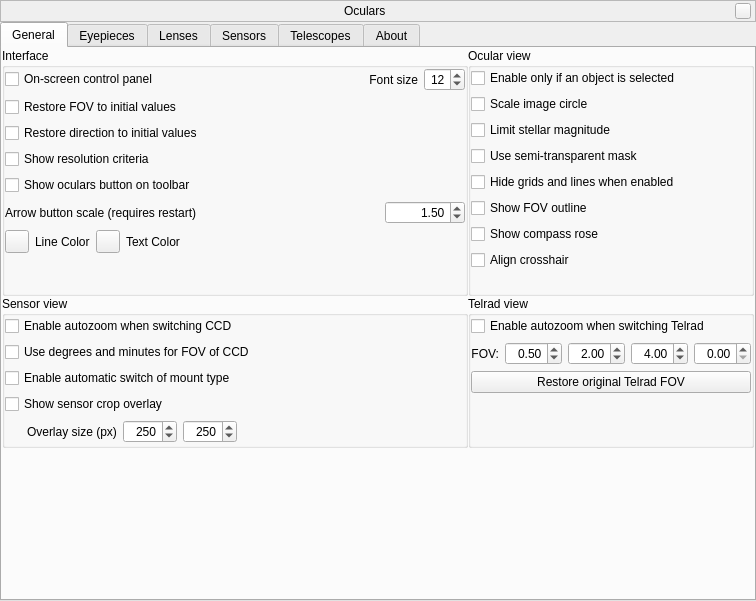
First picture: the form in plugins/Oculars/src/gui/ocularDialog.ui, repository Stellarium/stellarium, before the edit.
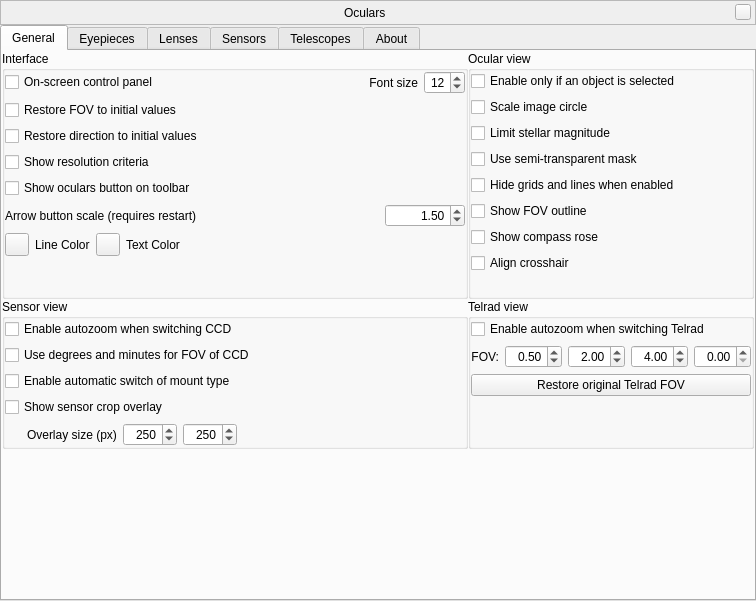
Second picture: the form after the edit. Icons and pictures are not drawn. Custom widgets are drawn as their Qt base class.

Commit message: Fix Oculars configuration window titlebar being too thin

What changed in the file:
```diff
--- a/plugins/Oculars/src/gui/ocularDialog.ui
+++ b/plugins/Oculars/src/gui/ocularDialog.ui
@@ -40,6 +40,12 @@
        <verstretch>0</verstretch>
       </sizepolicy>
      </property>
+     <property name="minimumSize">
+      <size>
+       <width>16</width>
+       <height>25</height>
+      </size>
+     </property>
      <property name="maximumSize">
       <size>
        <width>16777215</width>
```
